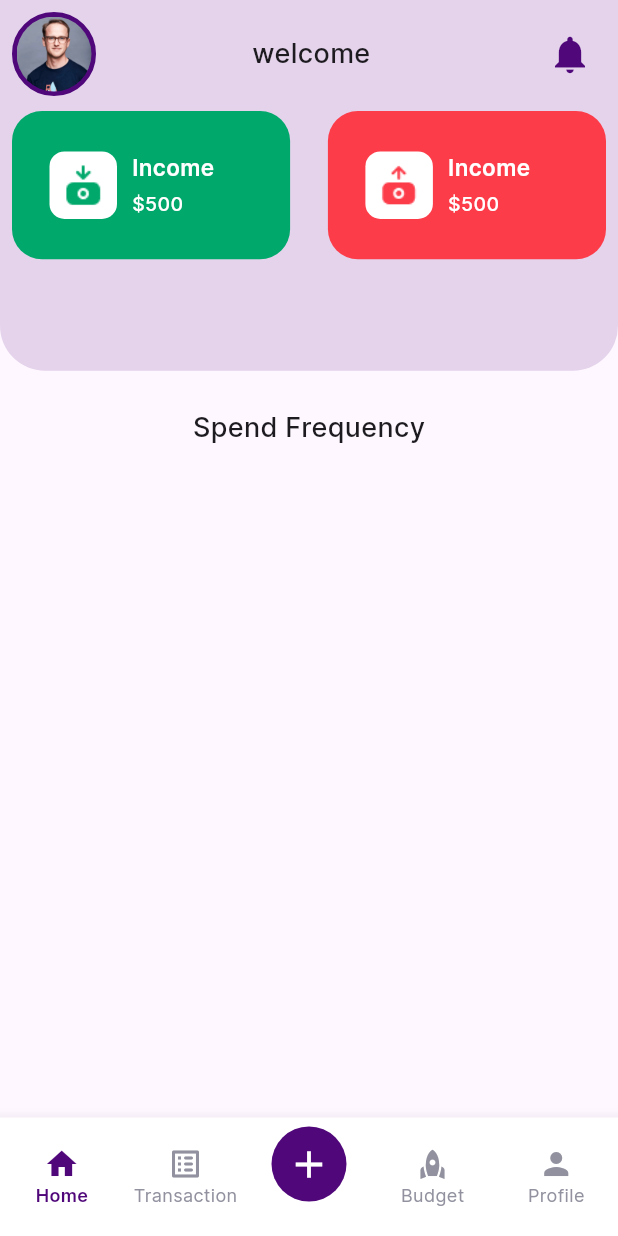
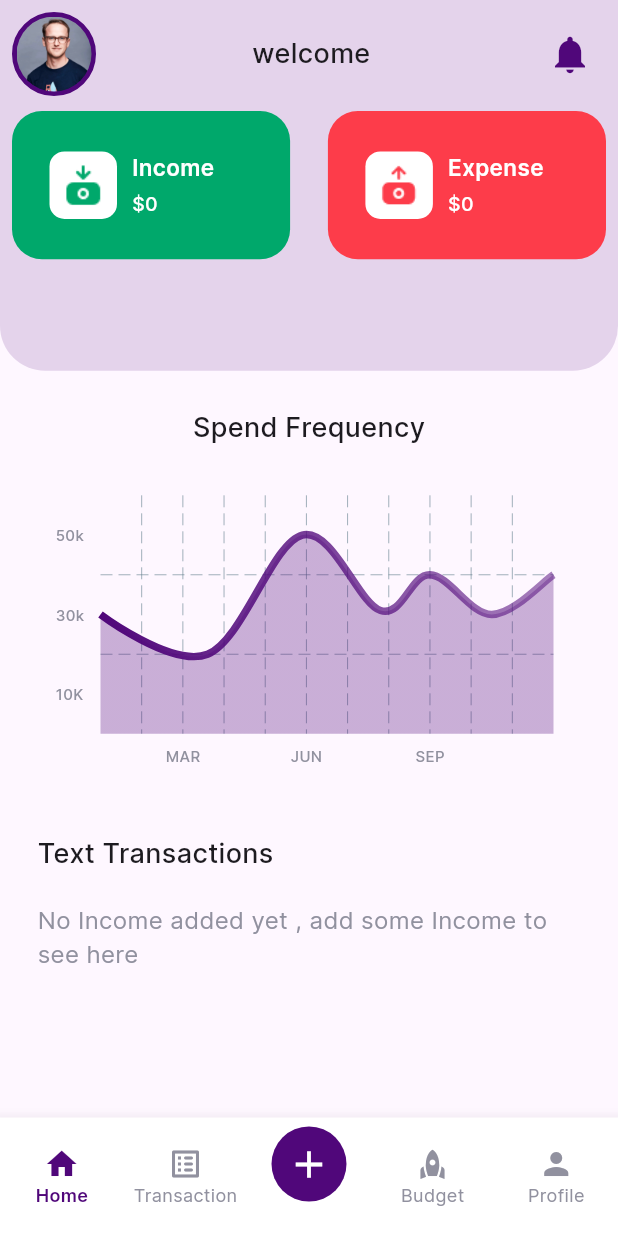
Before and after one commit to sharada0417/Digital_expenz_tracker, a Flutter app: the MainScreen screen opened directly, on a phone screen of 412 x 824 dp. Run offline on Flutter 3.47's test engine with Material 3 defaults, Android fonts, the phone set to English and light mode, and no system bars; drawn by our look-alikes of fl_chart; our stand-ins replace shared_preferences, smooth_page_indicator; accounts and stored records are empty.

Commit message:
Home page funtion implementing

```diff
--- a/lib/screens/Transaction_screen.dart
+++ b/lib/screens/Transaction_screen.dart
@@ -52,7 +52,12 @@ class _TransactionScreenState extends State<TransactionScreen> {
               child: SingleChildScrollView(
                 child: Column(
                   children: [
-                    ListView.builder(
+                    widget.expensesList.isEmpty
+                        ? const Text(
+                            "No expense added yet , add some expenses to see here",
+                            style: TextStyle(fontSize: 16, color: kGrey),
+                          )
+                        : ListView.builder(
                             shrinkWrap: true,
                             scrollDirection: Axis.vertical,
                             physics: const NeverScrollableScrollPhysics(),
@@ -93,7 +98,12 @@ class _TransactionScreenState extends State<TransactionScreen> {
               child: SingleChildScrollView(
                 child: Column(
                   children: [
-                    ListView.builder(
+                    widget.expensesList.isEmpty
+                        ? const Text(
+                            "No Income added yet , add some Income to see here",
+                            style: TextStyle(fontSize: 16, color: kGrey),
+                          )
+                        : ListView.builder(
                             shrinkWrap: true,
                             scrollDirection: Axis.vertical,
                             physics: const NeverScrollableScrollPhysics(),
--- a/lib/screens/home_screen.dart
+++ b/lib/screens/home_screen.dart
@@ -1,11 +1,18 @@
 import 'package:digital_expenz_tracker/constants/colors.dart';
 import 'package:digital_expenz_tracker/constants/constants.dart';
+import 'package:digital_expenz_tracker/models/Expenz_model.dart';
+import 'package:digital_expenz_tracker/models/income_model.dart';
 import 'package:digital_expenz_tracker/services/userService.dart';
+import 'package:digital_expenz_tracker/widgets/expense_card.dart';
 import 'package:digital_expenz_tracker/widgets/income_expence_card.dart';
+import 'package:digital_expenz_tracker/widgets/line_chart.dart';
 import 'package:flutter/material.dart';
 
 class HomeScreen extends StatefulWidget {
-  const HomeScreen({super.key});
+  final List<Expense> expenseList;
+  final List<IncomeModel> incomeList;
+  const HomeScreen(
+      {super.key, required this.expenseList, required this.incomeList});
 
   @override
   State<HomeScreen> createState() => _HomeScreenState();
@@ -14,7 +21,8 @@ class HomeScreen extends StatefulWidget {
 class _HomeScreenState extends State<HomeScreen> {
   //for store the username
   String username = "";
-
+  double expenseTotal = 0;
+  double incomeTotal = 0;
   @override
   void initState() {
     //get the user name from the shared pref
@@ -24,6 +32,18 @@ class _HomeScreenState extends State<HomeScreen> {
           username = value['username']!;
           print(username);
         });
+      }
+    });
+
+    setState(() {
+      //total amount of expenses
+      for (var i = 0; i < widget.expenseList.length; i++) {
+        expenseTotal += widget.expenseList[i].amount;
+      }
+
+      //total amount of incomes
+      for (var k = 0; k < widget.incomeList.length; k++) {
+        incomeTotal += widget.incomeList[k].amount;
       }
     });
     super.initState();
@@ -36,6 +56,7 @@ class _HomeScreenState extends State<HomeScreen> {
       child: SingleChildScrollView(
           //main column
           child: Column(
+        crossAxisAlignment: CrossAxisAlignment.start,
         children: [
           Container(
             height: MediaQuery.of(context).size.height * 0.3,
@@ -90,17 +111,17 @@ class _HomeScreenState extends State<HomeScreen> {
                   const SizedBox(
                     height: 10,
                   ),
-                  const Row(
+                  Row(
                     mainAxisAlignment: MainAxisAlignment.spaceBetween,
                     children: [
                       IncomeExpenceCard(
                           title: "Income",
-                          amount: 500,
+                          amount: incomeTotal,
                           imageUrl: "assets/images/income.png",
                           bgColor: kGreen),
                       IncomeExpenceCard(
-                          title: "Income",
-                          amount: 500,
+                          title: "Expense",
+                          amount: expenseTotal,
                           imageUrl: "assets/images/expense.png",
                           bgColor: kRed),
                     ],
@@ -116,6 +137,51 @@ class _HomeScreenState extends State<HomeScreen> {
                 Text(
                   "Spend Frequency",
                   style: TextStyle(fontSize: 18, fontWeight: FontWeight.w500),
+                ),
+                SizedBox(
+                  height: 20,
+                ),
+                LineChartSample(),
+              ],
+            ),
+          ),
+          //recoent transaction
+          Padding(
+            padding: const EdgeInsets.symmetric(horizontal: kDefaultpadding),
+            child: Column(
+              crossAxisAlignment: CrossAxisAlignment.start,
+              children: [
+                const Text(
+                  "Text Transactions",
+                  style: TextStyle(fontSize: 18, fontWeight: FontWeight.w500),
+                ),
+                const SizedBox(
+                  height: 20,
+                ),
+                Column(
+                  children: [
+                    widget.expenseList.isEmpty
+                        ? const Text(
+                            "No Income added yet , add some Income to see here",
+                            style: TextStyle(fontSize: 16, color: kGrey),
+                          )
+                        : ListView.builder(
+                            shrinkWrap: true,
+                            scrollDirection: Axis.vertical,
+                            physics: const NeverScrollableScrollPhysics(),
+                            itemCount: widget.expenseList.length,
+                            itemBuilder: (context, index) {
+                              final expense = widget.expenseList[index];
+                              return ExpenseCard(
+                                  title: expense.title,
+                                  date: expense.date,
+                                  amount: expense.amount,
+                                  category: expense.category,
+                                  description: expense.description,
+                                  time: expense.time);
+                            },
+                          ),
+                  ],
                 )
               ],
             ),
--- a/lib/screens/main_screen.dart
+++ b/lib/screens/main_screen.dart
@@ -90,7 +90,10 @@ class _MainScreenState extends State<MainScreen> {
   @override
   Widget build(BuildContext context) {
     final List<Widget> pages = [
-      const HomeScreen(),
+      HomeScreen(
+        expenseList: expenseList,
+        incomeList: incomeList,
+      ),
       TransactionScreen(
         expensesList: expenseList,
         incomeList: incomeList,
--- a/lib/widgets/income_expence_card.dart
+++ b/lib/widgets/income_expence_card.dart
@@ -4,7 +4,7 @@ import 'package:flutter/material.dart';
 
 class IncomeExpenceCard extends StatefulWidget {
   final String title;
-  final int amount;
+  final double amount;
   final String imageUrl;
   final Color bgColor;
 
--- /dev/null
+++ b/lib/widgets/line_chart.dart
@@ -0,0 +1,158 @@
+import 'package:digital_expenz_tracker/constants/colors.dart';
+import 'package:fl_chart/fl_chart.dart';
+import 'package:flutter/material.dart';
+
+class LineChartSample extends StatefulWidget {
+  const LineChartSample({super.key});
+
+  @override
+  State<LineChartSample> createState() => _LineChartSampleState();
+}
+
+class _LineChartSampleState extends State<LineChartSample> {
+  List<Color> gradientColors = [
+    kMainColor,
+    kMainColor.withOpacity(0.5),
+  ];
+
+  @override
+  Widget build(BuildContext context) {
+    return Stack(
+      children: <Widget>[
+        AspectRatio(
+          aspectRatio: 1.70,
+          child: Padding(
+            padding: const EdgeInsets.only(
+              right: 18,
+              left: 12,
+              top: 12,
+              bottom: 12,
+            ),
+            child: LineChart(
+              mainData(),
+            ),
+          ),
+        ),
+      ],
+    );
+  }
+
+  Widget bottomTitleWidgets(double value, TitleMeta meta) {
+    const style = TextStyle(
+      fontWeight: FontWeight.w500,
+      fontSize: 10,
+      color: kGrey,
+    );
+    Widget text;
+    switch (value.toInt()) {
+      case 2:
+        text = const Text('MAR', style: style);
+        break;
+      case 5:
+        text = const Text('JUN', style: style);
+        break;
+      case 8:
+        text = const Text('SEP', style: style);
+        break;
+      default:
+        text = const Text('', style: style);
+        break;
+    }
+
+    return SideTitleWidget(
+      meta: meta,
+      child: text,
+    );
+  }
+
+  Widget leftTitleWidgets(double value, TitleMeta meta) {
+    const style = TextStyle(
+      fontWeight: FontWeight.w500,
+      fontSize: 10,
+      color: kGrey,
+    );
+    String text;
+    switch (value.toInt()) {
+      case 1:
+        text = '10K';
+        break;
+      case 3:
+        text = '30k';
+        break;
+      case 5:
+        text = '50k';
+        break;
+      default:
+        return Container();
+    }
+
+    return Text(text, style: style, textAlign: TextAlign.left);
+  }
+
+  LineChartData mainData() {
+    return LineChartData(
+      titlesData: FlTitlesData(
+        show: true,
+        rightTitles: const AxisTitles(
+          sideTitles: SideTitles(showTitles: false),
+        ),
+        topTitles: const AxisTitles(
+          sideTitles: SideTitles(showTitles: false),
+        ),
+        bottomTitles: AxisTitles(
+          sideTitles: SideTitles(
+            showTitles: true,
+            reservedSize: 30,
+            interval: 1,
+            getTitlesWidget: bottomTitleWidgets,
+          ),
+        ),
+        leftTitles: AxisTitles(
+          sideTitles: SideTitles(
+            showTitles: true,
+            interval: 1,
+            getTitlesWidget: leftTitleWidgets,
+            reservedSize: 30,
+          ),
+        ),
+      ),
+      borderData: FlBorderData(
+        show: false,
+      ),
+      minX: 0,
+      maxX: 11,
+      minY: 0,
+      maxY: 6,
+      lineBarsData: [
+        LineChartBarData(
+          spots: const [
+            FlSpot(0, 3),
+            FlSpot(2.6, 2),
+            FlSpot(4.9, 5),
+            FlSpot(6.8, 3.1),
+            FlSpot(8, 4),
+            FlSpot(9.5, 3),
+            FlSpot(11, 4),
+          ],
+          isCurved: true,
+          gradient: LinearGradient(
+            colors: gradientColors,
+          ),
+          barWidth: 5,
+          isStrokeCapRound: false,
+          dotData: const FlDotData(
+            show: false,
+          ),
+          belowBarData: BarAreaData(
+            show: true,
+            gradient: LinearGradient(
+              colors: gradientColors
+                  .map((color) => color.withOpacity(0.3))
+                  .toList(),
+            ),
+          ),
+        ),
+      ],
+    );
+  }
+}
--- a/pubspec.yaml
+++ b/pubspec.yaml
@@ -14,6 +14,7 @@ dependencies:
   smooth_page_indicator: ^1.2.1
   shared_preferences: ^2.5.3
   intl: ^0.20.2
+  fl_chart: ^1.0.0
 
 dev_dependencies:
   flutter_test:
```
Also changed, not shown: pubspec.lock. Lines whose indentation alone changed are shown as unchanged.
